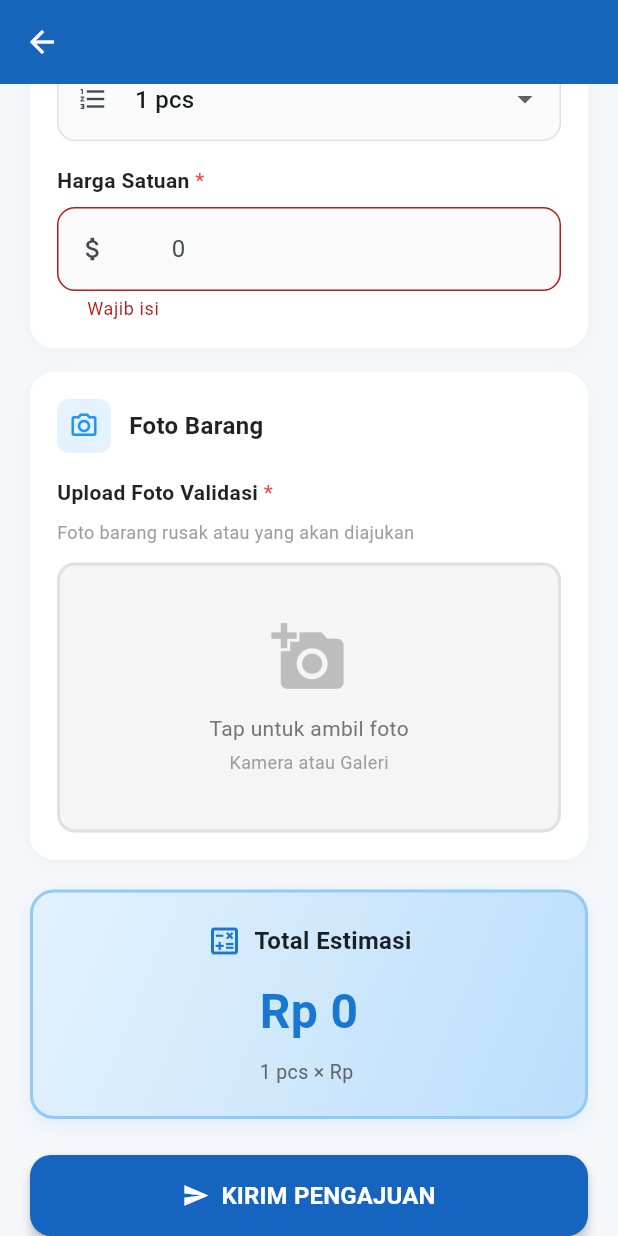
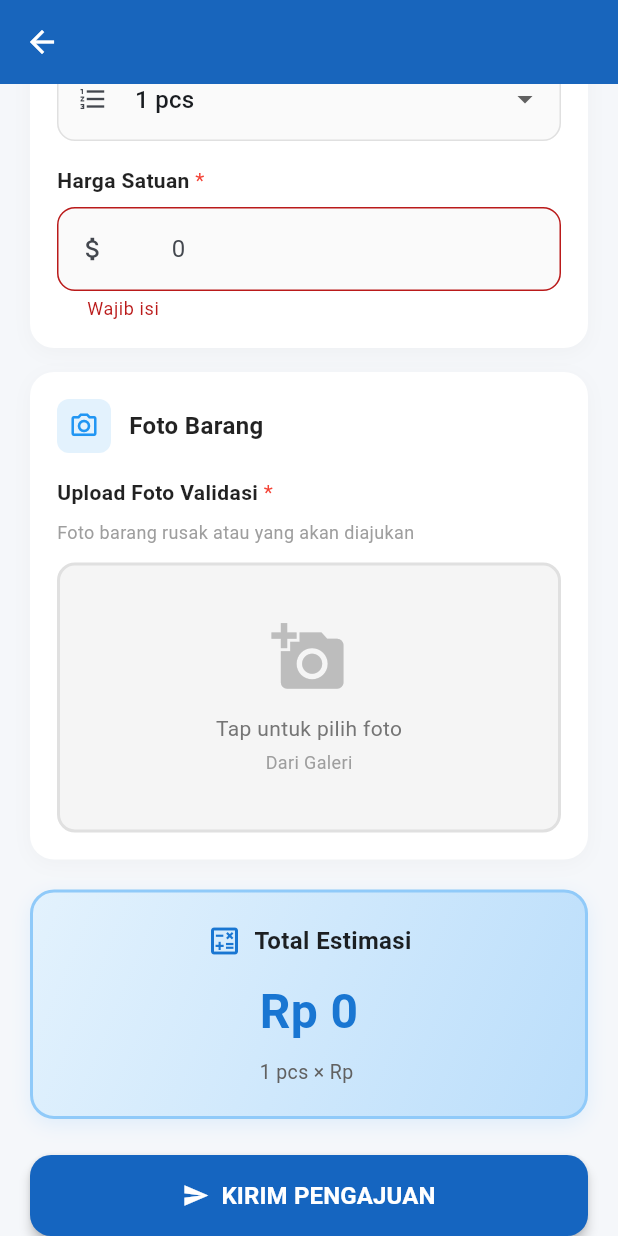
Before and after one commit to mahardhitya/ProcurementManager, a Flutter app: the AddRequestPage screen opened directly with empty values, scrolled down 511 dp, after a tap on "KIRIM PENGAJUAN", on a phone screen of 412 x 824 dp. Run offline on Flutter 3.47's test engine with Material 3 defaults, Android fonts, the phone set to English and light mode, and no system bars; our stand-ins replace device_preview, image_picker, shared_preferences; accounts and stored records are empty.

Commit message:
Membenarkan bug pada form bukti foto barang dan menyambungkan database dengan setiap pengajuan setiap divisi

```diff
--- a/lib/views/auth/user_division/add_request_page.dart
+++ b/lib/views/auth/user_division/add_request_page.dart
@@ -3,8 +3,12 @@ import 'package:flutter/services.dart';
 import 'package:flutter/foundation.dart' show kIsWeb;
 import 'package:image_picker/image_picker.dart';
 import 'dart:io';
+import 'dart:convert'; // Untuk jsonDecode
 import 'dashboard_user.dart'; // Import untuk update dummy data
 import 'package:intl/intl.dart'; // Untuk format tanggal
+import 'package:shared_preferences/shared_preferences.dart'; // Untuk session user
+import '../../../core/restapi.dart'; // Import DataService
+import '../../../core/config.dart'; // Import AppConfig
 
 class AddRequestPage extends StatefulWidget {
   final String monthName; // Kita butuh ini untuk menandai data masuk bulan apa
@@ -71,43 +75,10 @@ class _AddRequestPageState extends State<AddRequestPage> {
     }
   }
 
-  // Show bottom sheet untuk pilih kamera atau galeri
+  // Langsung buka galeri untuk pilih foto
   void _showImageSourcePicker() {
-    showModalBottomSheet(
-      context: context,
-      shape: const RoundedRectangleBorder(
-        borderRadius: BorderRadius.vertical(top: Radius.circular(20)),
-      ),
-      builder: (context) => Container(
-        padding: const EdgeInsets.all(20),
-        child: Column(
-          mainAxisSize: MainAxisSize.min,
-          children: [
-            const Text(
-              "Pilih Sumber Foto",
-              style: TextStyle(fontSize: 18, fontWeight: FontWeight.bold),
-            ),
-            const SizedBox(height: 20),
-            ListTile(
-              leading: const Icon(Icons.camera_alt, color: Colors.blue),
-              title: const Text("Kamera"),
-              onTap: () {
-                Navigator.pop(context);
-                _pickImage(ImageSource.camera);
-              },
-            ),
-            ListTile(
-              leading: const Icon(Icons.photo_library, color: Colors.green),
-              title: const Text("Galeri"),
-              onTap: () {
-                Navigator.pop(context);
-                _pickImage(ImageSource.gallery);
-              },
-            ),
-          ],
-        ),
-      ),
-    );
+    // Langsung buka galeri tanpa menampilkan dialog pilihan
+    _pickImage(ImageSource.gallery);
   }
 
   // Format angka dengan pemisah ribuan
@@ -122,7 +93,7 @@ class _AddRequestPageState extends State<AddRequestPage> {
     );
   }
 
-  // CORE LOGIC: Save to GoCloud (Dummy Mode untuk Testing)
+  // CORE LOGIC: Save to GoCloud (API Mode)
   Future<void> _submitToCloud() async {
     if (!_formKey.currentState!.validate()) return;
 
@@ -139,51 +110,32 @@ class _AddRequestPageState extends State<AddRequestPage> {
 
     setState(() => _isLoading = true);
 
-    // Simulasi delay untuk loading effect
-    await Future.delayed(const Duration(seconds: 1));
+    try {
+      // Ambil data user dari SharedPreferences
+      final prefs = await SharedPreferences.getInstance();
+      String userId = prefs.getString('user_id') ?? 'USER-GUEST';
+      String divisionName =
+          prefs.getString('division_name') ?? widget.userDivision;
 
-    try {
-      // Mode Dummy: Langsung sukses tanpa API call
-      // Buat data baru
-      final newRequest = {
-        'item_name': _itemController.text,
-        'quantity': _selectedQuantity,
-        'price': int.parse(_priceController.text.replaceAll('.', '')),
-        'status': 'Pending',
-        'date': DateFormat('yyyy-MM-dd').format(DateTime.now()),
-        'division': widget.userDivision, // Tambahkan divisi user
-      };
-
-      // Tambahkan ke dummy data
-      DashboardUser.addNewRequest(widget.monthName, newRequest);
-
-      if (mounted) {
-        setState(() => _isLoading = false);
-
-        ScaffoldMessenger.of(context).showSnackBar(
-          const SnackBar(
-            content: Text("Pengajuan berhasil dikirim!"),
-            backgroundColor: Colors.green,
-          ),
-        );
-        Navigator.pop(context, true);
-        return;
-      }
-
-      // Uncomment kode di bawah ini jika ingin menggunakan API real
-      /*
+      // Panggil API untuk insert procurement request
       final dataService = DataService();
 
       String response = await dataService.insertProcurementRequests(
-        '693cbdff23173f13b93c2291',    // App ID
-        widget.monthName,              // Simpan nama bulan di kolom monthly_budget_id
-        'USER-123',                    // User ID (Dummy dulu/ambil dari session)
-        _itemController.text,
-        _selectedQuantity.toString(),
-        _priceController.text.replaceAll('.', ''),
-        _totalPrice.toString(),
-        'Pending',                     // Status default
-        'IT Dept'                      // Divisi (Dummy dulu)
+        AppConfig.appid, // App ID dari config
+        widget.monthName, // monthly_budget_id (simpan nama bulan)
+        userId, // User ID dari session
+        _itemController.text, // item_name
+        _selectedQuantity.toString(), // quantity
+        _priceController.text.replaceAll(
+          '.',
+          '',
+        ), // price (hapus pemisah ribuan)
+        _totalPrice.toString(), // total_price
+        'Pending', // Status default
+        divisionName, // division_name dari session
+        DateFormat('yyyy-MM-dd').format(DateTime.now()), // date
+        widget.monthName, // month_name
+        _pickedImage!.path, // image_path
       );
 
       // Parsing response
@@ -194,15 +146,28 @@ class _AddRequestPageState extends State<AddRequestPage> {
 
         // Validasi response dari GoCloud (Biasanya return List/Map yg berisi ID)
         if (decodedData is List && decodedData.isNotEmpty) {
+          // Juga tambahkan ke dummy data untuk tampilan langsung
+          final newRequest = {
+            'item_name': _itemController.text,
+            'quantity': _selectedQuantity,
+            'price': int.parse(_priceController.text.replaceAll('.', '')),
+            'status': 'Pending',
+            'date': DateFormat('yyyy-MM-dd').format(DateTime.now()),
+            'division': divisionName,
+          };
+          DashboardUser.addNewRequest(widget.monthName, newRequest);
+
           ScaffoldMessenger.of(context).showSnackBar(
-            const SnackBar(content: Text("Pengajuan berhasil dikirim!"), backgroundColor: Colors.green),
+            const SnackBar(
+              content: Text("Pengajuan berhasil dikirim!"),
+              backgroundColor: Colors.green,
+            ),
           );
           Navigator.pop(context, true); // Kembali & trigger refresh
         } else {
           throw Exception("Gagal menyimpan: $response");
         }
       }
-      */
     } catch (e) {
       if (mounted) {
         setState(() => _isLoading = false);
@@ -424,7 +389,7 @@ class _AddRequestPageState extends State<AddRequestPage> {
                                         ),
                                         const SizedBox(height: 12),
                                         Text(
-                                          "Tap untuk ambil foto",
+                                          "Tap untuk pilih foto",
                                           style: TextStyle(
                                             color: Colors.grey.shade600,
                                             fontSize: 14,
@@ -432,7 +397,7 @@ class _AddRequestPageState extends State<AddRequestPage> {
                                         ),
                                         const SizedBox(height: 4),
                                         Text(
-                                          "Kamera atau Galeri",
+                                          "Dari Galeri",
                                           style: TextStyle(
                                             color: Colors.grey.shade500,
                                             fontSize: 12,
--- a/pubspec.yaml
+++ b/pubspec.yaml
@@ -13,6 +13,7 @@ dependencies:
   http: ^1.6.0
   image_picker: ^1.1.2
   intl: ^0.20.2
+  shared_preferences: ^2.3.3
 
 dev_dependencies:
   flutter_test:
```
Also changed, not shown: lib/views/auth/login_page.dart (+15 -0 lines), lib/views/auth/register_page.dart (+13 -6 lines), pubspec.lock.
